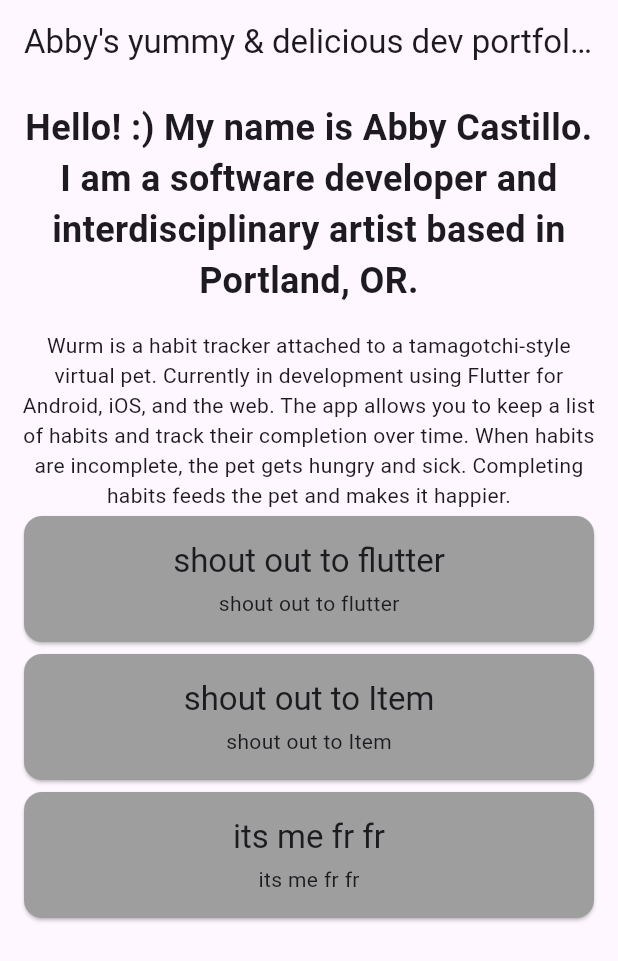
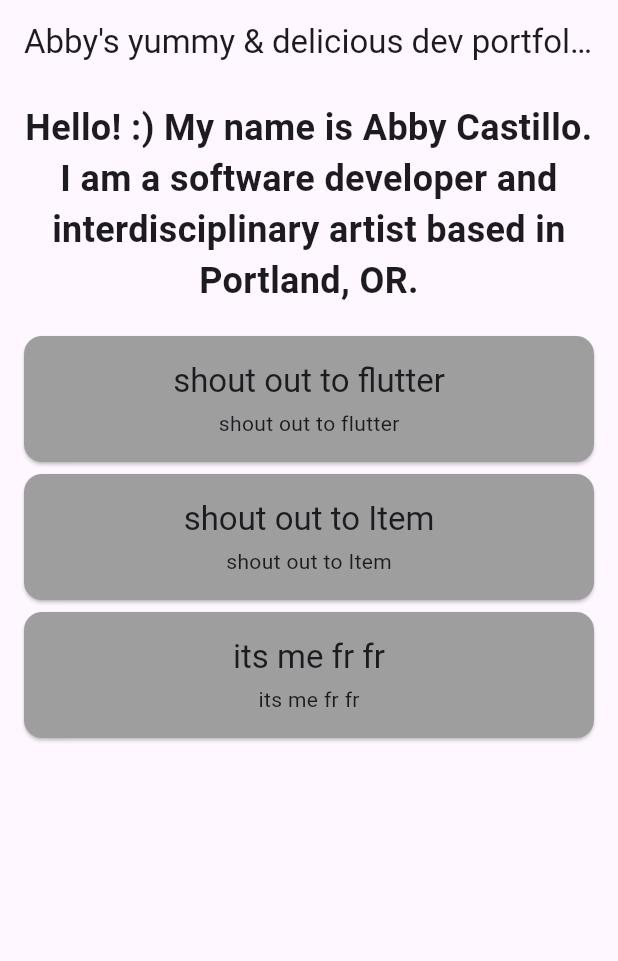
Before and after one commit to abbymachines/flutter-dev-portfolio, a Flutter app: the screen it shows after launch, on a phone screen of 412 x 824 dp. Shown: the top 961 px of the screen. Run offline on Flutter 3.47's test engine with Material 2 defaults, Android fonts, the phone set to English and light mode, and no system bars.

Commit message:
remove habit pet text from main page

```diff
--- a/lib/main.dart
+++ b/lib/main.dart
@@ -32,10 +32,10 @@ class MyApp extends StatelessWidget {
                 ),
               ),
               SizedBox(height: 16),
-              Text(
-                'Wurm is a habit tracker attached to a tamagotchi-style virtual pet. Currently in development using Flutter for Android, iOS, and the web. The app allows you to keep a list of habits and track their completion over time. When habits are incomplete, the pet gets hungry and sick. Completing habits feeds the pet and makes it happier.',
-                textAlign: TextAlign.center,
-              ),
+              // Text(
+              //   'Wurm is a habit tracker attached to a tamagotchi-style virtual pet. Currently in development using Flutter for Android, iOS, and the web. The app allows you to keep a list of habits and track their completion over time. When habits are incomplete, the pet gets hungry and sick. Completing habits feeds the pet and makes it happier.',
+              //   textAlign: TextAlign.center,
+              // ),
               ItemList(),
             ], // ❤️ LEFT OFF HERE
           ),
--- a/lib/widgets/item_list.dart
+++ b/lib/widgets/item_list.dart
@@ -10,7 +10,9 @@ class ItemList extends StatelessWidget {
 
   @override
   Widget build(context) {
+    // return ListView.builder(itemBuilder: itemBuilder) // ⚠️ left off here
     return const Expanded(
+      flex: 1,
       child: Column(
         children: [
           Item('shout out to flutter'),
```
